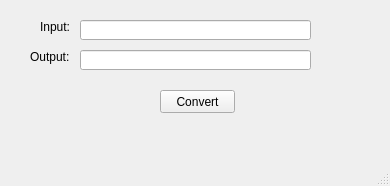
Before: the Qt Designer form mainwindow.ui in plainoldprogrammer/binary-number-viewer, drawn with Qt 5.
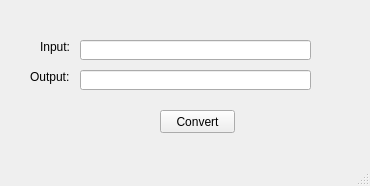
After: the same form once the commit is applied.

Commit message: adjusting the controls in the mainwindow

Diff of the .ui file:
```diff
--- a/mainwindow.ui
+++ b/mainwindow.ui
@@ -6,7 +6,7 @@
    <rect>
     <x>0</x>
     <y>0</y>
-    <width>390</width>
+    <width>370</width>
     <height>186</height>
    </rect>
   </property>
@@ -18,7 +18,7 @@
     <property name="geometry">
      <rect>
       <x>80</x>
-      <y>20</y>
+      <y>40</y>
       <width>231</width>
       <height>20</height>
      </rect>
@@ -28,7 +28,7 @@
     <property name="geometry">
      <rect>
       <x>80</x>
-      <y>50</y>
+      <y>70</y>
       <width>231</width>
       <height>20</height>
      </rect>
@@ -38,7 +38,7 @@
     <property name="geometry">
      <rect>
       <x>40</x>
-      <y>20</y>
+      <y>40</y>
       <width>47</width>
       <height>14</height>
      </rect>
@@ -51,7 +51,7 @@
     <property name="geometry">
      <rect>
       <x>30</x>
-      <y>50</y>
+      <y>70</y>
       <width>47</width>
       <height>14</height>
      </rect>
@@ -64,7 +64,7 @@
     <property name="geometry">
      <rect>
       <x>160</x>
-      <y>90</y>
+      <y>110</y>
       <width>75</width>
       <height>23</height>
      </rect>
@@ -72,6 +72,15 @@
     <property name="text">
      <string>Convert</string>
     </property>
+    <property name="autoDefault">
+     <bool>false</bool>
+    </property>
+    <property name="default">
+     <bool>false</bool>
+    </property>
+    <property name="flat">
+     <bool>false</bool>
+    </property>
    </widget>
   </widget>
   <widget class="QMenuBar" name="menubar">
```
Left out of the diff: 7 changed lines with no effect on the pictures.
